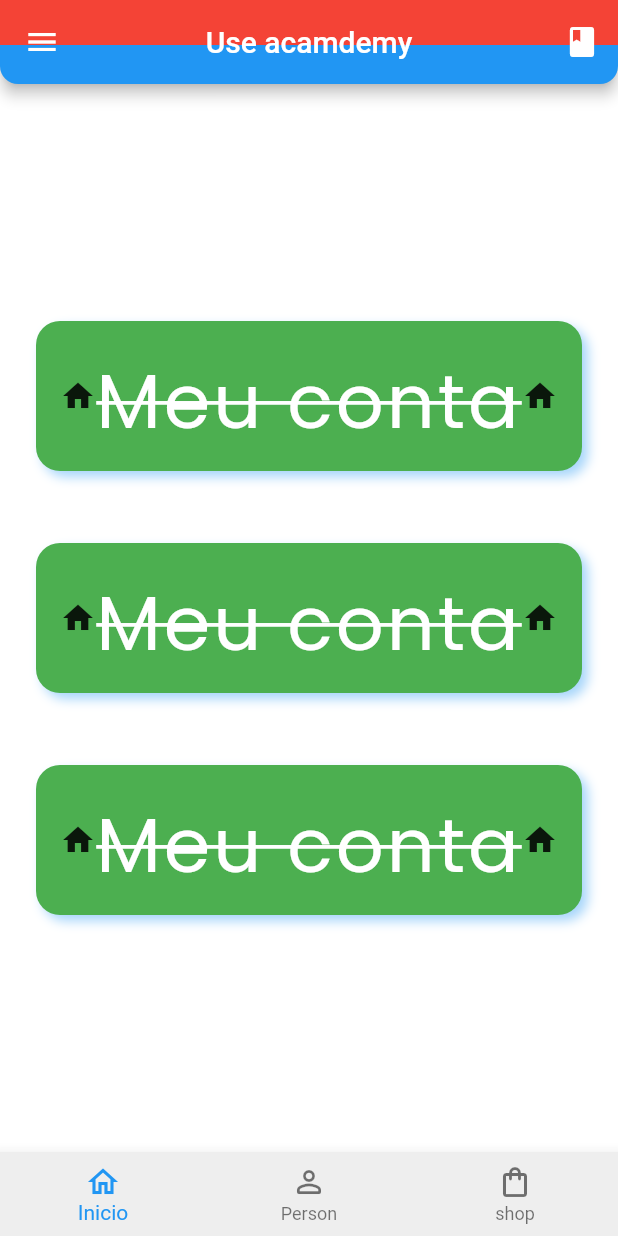
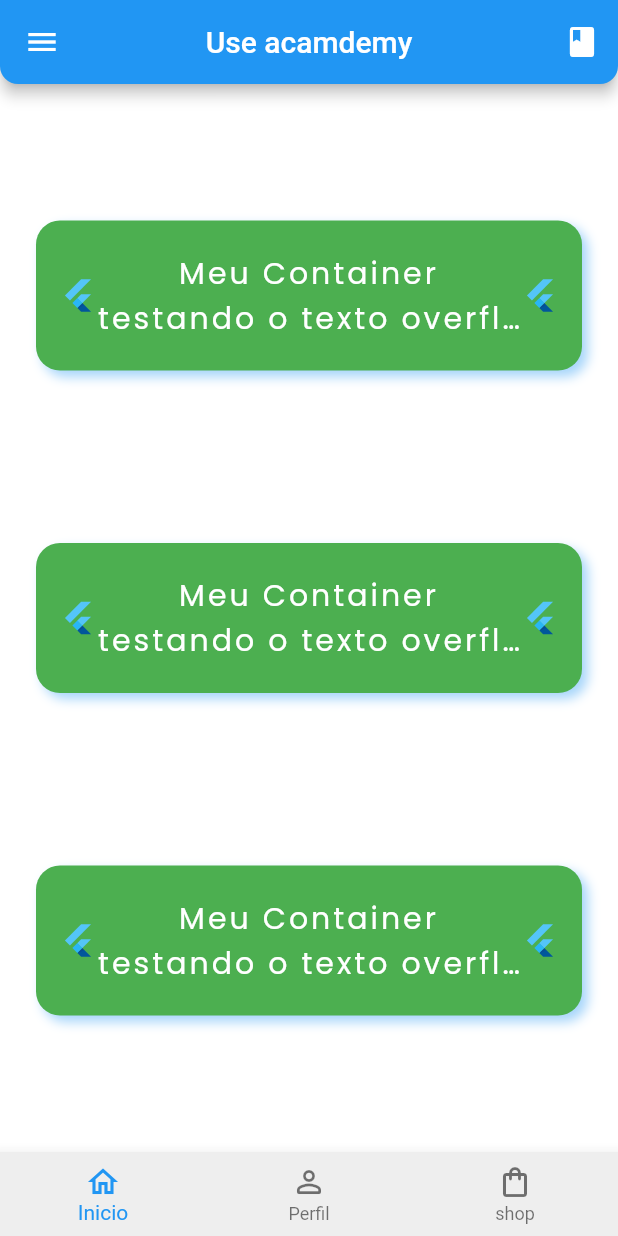
Before and after one commit to pabriciofreitas/aula-3, a Flutter app: the screen it shows after launch, on a phone screen of 412 x 824 dp. Run offline on Flutter 3.47's test engine with Material 2 defaults, Android fonts, the phone set to English and light mode, and no system bars; our stand-ins replace google_fonts.

Commit message:
refactor: revisando código

```diff
--- a/lib/main.dart
+++ b/lib/main.dart
@@ -8,7 +8,7 @@ void main() {
 class MyApp extends StatelessWidget {
   const MyApp({Key? key}) : super(key: key);
 
-  @override //método responsavel por reconstruir a tela
+  @override //build: método responsavel por reconstruir a tela
   Widget build(BuildContext context) {
     return MaterialApp(
       title: 'Flutter Demo',
@@ -26,10 +26,10 @@ class MyApp extends StatelessWidget {
       home: Scaffold(
         appBar: AppBar(
           //elevation: 0, // sobrar
-          flexibleSpace: Container(
-            height: 30,
+          /*flexibleSpace: Container(
+            height: 10,
             color: Colors.red,
-          ),
+          ),*/
           //title:align(alignment:aling.center)
           title: const Text("Use acamdemy"),
           centerTitle: true,
@@ -43,7 +43,7 @@ class MyApp extends StatelessWidget {
           shape: const RoundedRectangleBorder(
               borderRadius:
                   BorderRadius.vertical(bottom: Radius.circular(12.0))),
-          // leading: const Icon(Icons.menu),
+          // leading: const Icon(Icons.book),
         ),
 
         //
@@ -58,11 +58,11 @@ class MyApp extends StatelessWidget {
           child: Column(
             //mainAxisSize: , //tamanho máximo possivel
             mainAxisAlignment: MainAxisAlignment
-                .center, //vertical space around.espaço dispomnive , evenlu
+                .spaceEvenly, //vertical space around.espaço dispomnive , evenlu
             // crossAxisAlignment:
             //   CrossAxisAlignment.stretch, //prencher hozizontal  //horizontal
             //verticalDirection: VerticalDirection.up,//começa coluna de baixo
-            children: [
+            children: const [
               MyContainer(),
               MyContainer(),
               MyContainer(),
@@ -83,8 +83,8 @@ class MyApp extends StatelessWidget {
           ),
           //showSelectedLabels: true,
           //debugPrint
-          onTap: (value) => print(value),
-          items: [
+          onTap: (value) => debugPrint(value.toString()),
+          items: const [
             BottomNavigationBarItem(
               label: "Inicio",
               icon: Icon(
@@ -93,7 +93,7 @@ class MyApp extends StatelessWidget {
               ),
             ),
             BottomNavigationBarItem(
-              label: "Person",
+              label: "Perfil",
               icon: Icon(
                 Icons.person_outline_rounded,
                 //color: Colors.white,
@@ -134,7 +134,7 @@ class MyContainer extends StatelessWidget {
         boxShadow: [
           BoxShadow(
             color: Colors.blue.withOpacity(0.4),
-            offset: Offset(4.0, 4.0),
+            offset: const Offset(4.0, 4.0),
             blurRadius: 6,
           ),
         ],
@@ -143,10 +143,10 @@ class MyContainer extends StatelessWidget {
       ),
       child: Row(//mainAxisAlignment: MainAxisAlignment.spaceBetween,
           children: [
-        const Icon(Icons.home),
+        const FlutterLogo(),
         Expanded(
           child: Text(
-            "Meu containerffdsfdssfsdfdsfsd",
+            "Meu Container testando o texto overflow",
             maxLines: 2,
             overflow: TextOverflow
                 .ellipsis, //casp texto seja maior poem 3 pontos de continuo
@@ -154,15 +154,18 @@ class MyContainer extends StatelessWidget {
             textAlign: TextAlign.center,
             //textScaleFactor: 1.0, almentar fonte do texto // se não aumenta no systema operacional n mexe com esse coisa // no material tem isso
             style: GoogleFonts.poppins(
-                fontSize: 50,
-                fontWeight: FontWeight.w400,
-                color: Colors.white,
-                decoration: TextDecoration.lineThrough, //linha notextp
-                //decorationStyle: TextDecorationStyle.dashed
-                letterSpacing: 2.0),
+              fontSize: 20,
+              fontWeight: FontWeight.w400,
+              color: Colors.white,
+              //decoration: TextDecoration.lineThrough, //linha notextp
+              //decorationStyle: TextDecorationStyle.dashed
+              letterSpacing: 2.0, // espaçamento entre as letras
+              //shadows: //sobrar no texto
+            ),
           ),
+          //FlutterLogo()
         ),
-        const Icon(Icons.home),
+        const FlutterLogo(),
       ]),
     );
   }
```
Also changed, not shown: 1 other file.
